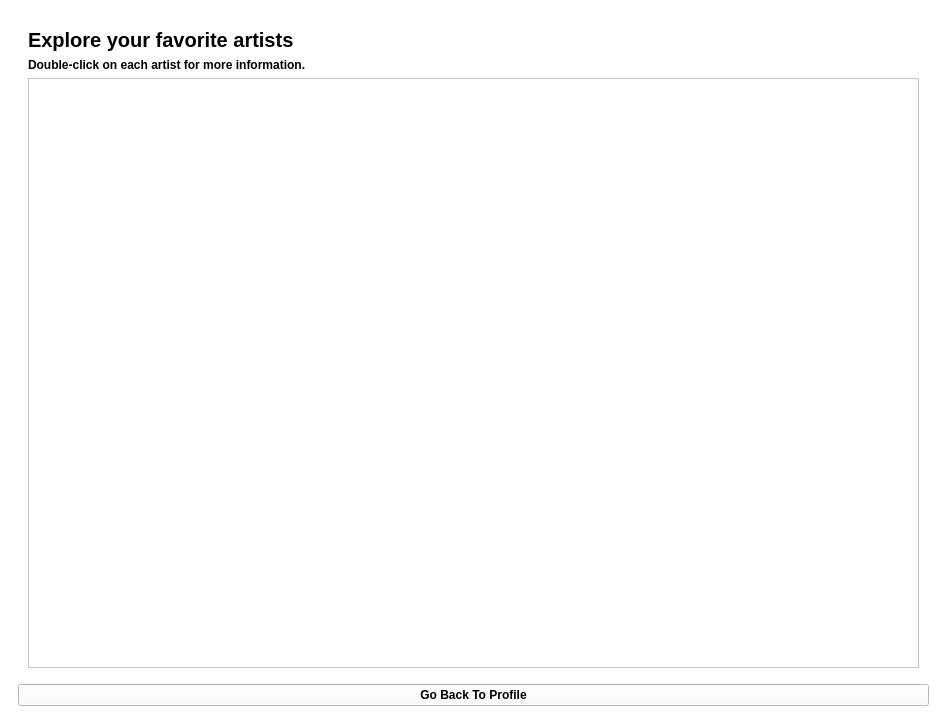
Above: ui/panels/userpanel.ui from amirmohsen1384/Mockingbird before the change. Below: the same form after it.
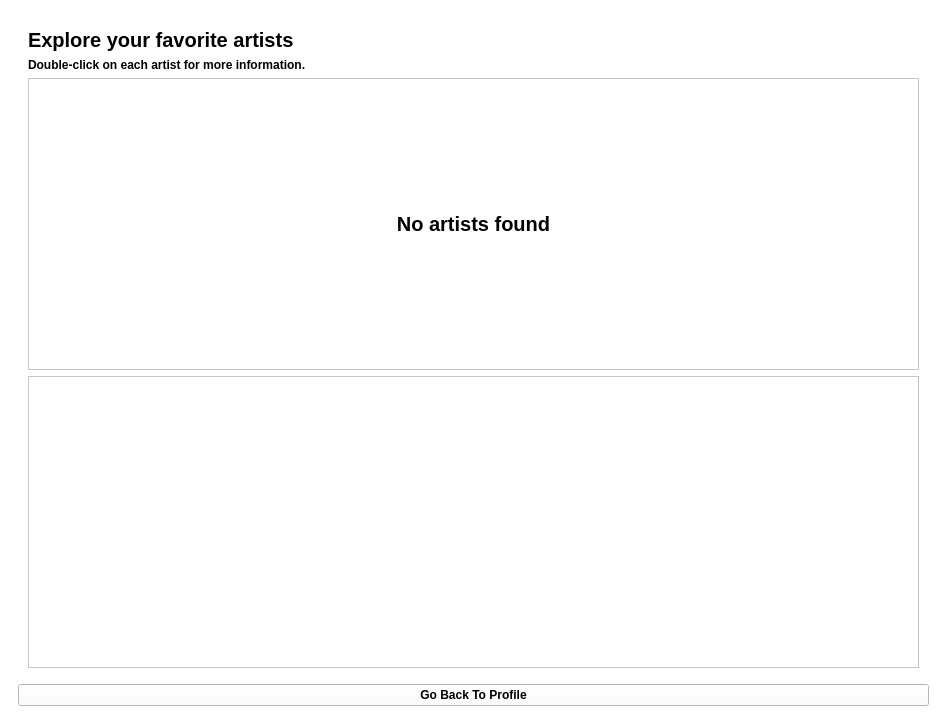
That is the form after the change. The open tabs and pages were chosen to show the change. Icons and pictures are not drawn.

Commit message: Improvement on the UI of User Panel

Diff of the .ui file:
```diff
--- a/ui/panels/userpanel.ui
+++ b/ui/panels/userpanel.ui
@@ -275,8 +275,42 @@
              </property>
             </widget>
            </item>
+           <item>
+            <widget class="QLabel" name="notFoundLabel">
+             <property name="sizePolicy">
+              <sizepolicy hsizetype="MinimumExpanding" vsizetype="MinimumExpanding">
+               <horstretch>0</horstretch>
+               <verstretch>0</verstretch>
+              </sizepolicy>
+             </property>
+             <property name="font">
+              <font>
+               <pointsize>15</pointsize>
+               <fontweight>ExtraLight</fontweight>
+              </font>
+             </property>
+             <property name="frameShape">
+              <enum>QFrame::Shape::StyledPanel</enum>
+             </property>
+             <property name="frameShadow">
+              <enum>QFrame::Shadow::Sunken</enum>
+             </property>
+             <property name="text">
+              <string>No artists found</string>
+             </property>
+             <property name="alignment">
+              <set>Qt::AlignmentFlag::AlignCenter</set>
+             </property>
+            </widget>
+           </item>
            <item>
             <widget class="QListView" name="artistList">
+             <property name="sizePolicy">
+              <sizepolicy hsizetype="MinimumExpanding" vsizetype="MinimumExpanding">
+               <horstretch>0</horstretch>
+               <verstretch>0</verstretch>
+              </sizepolicy>
+             </property>
              <property name="font">
               <font>
                <bold>false</bold>
```
The commit also changes 2 other files.
